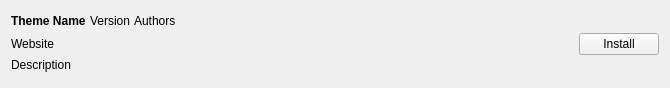
First picture: the form in src/ui/settings/ExportTemplateWidget.ui, repository Komet/MediaElch, before the edit.
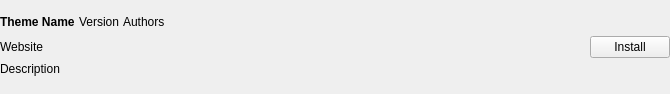
Second picture: the form after the edit.

Commit message: fix(UI): Remove extra left/right margin from export theme table

```diff
--- a/src/ui/settings/ExportTemplateWidget.ui
+++ b/src/ui/settings/ExportTemplateWidget.ui
@@ -7,16 +7,22 @@
     <x>0</x>
     <y>0</y>
     <width>670</width>
-    <height>88</height>
+    <height>94</height>
    </rect>
   </property>
-  <layout class="QHBoxLayout" name="horizontalLayout_2" stretch="0,0,0">
+  <layout class="QHBoxLayout" name="horizontalLayout_2" stretch="1,0,0">
    <property name="spacing">
     <number>4</number>
    </property>
    <property name="sizeConstraint">
     <enum>QLayout::SetMinimumSize</enum>
    </property>
+   <property name="leftMargin">
+    <number>0</number>
+   </property>
+   <property name="rightMargin">
+    <number>0</number>
+   </property>
    <item>
     <layout class="QVBoxLayout" name="verticalLayout_2">
      <item>
@@ -25,7 +31,6 @@
         <widget class="QLabel" name="name">
          <property name="font">
           <font>
-           <weight>75</weight>
            <bold>true</bold>
           </font>
          </property>
```
